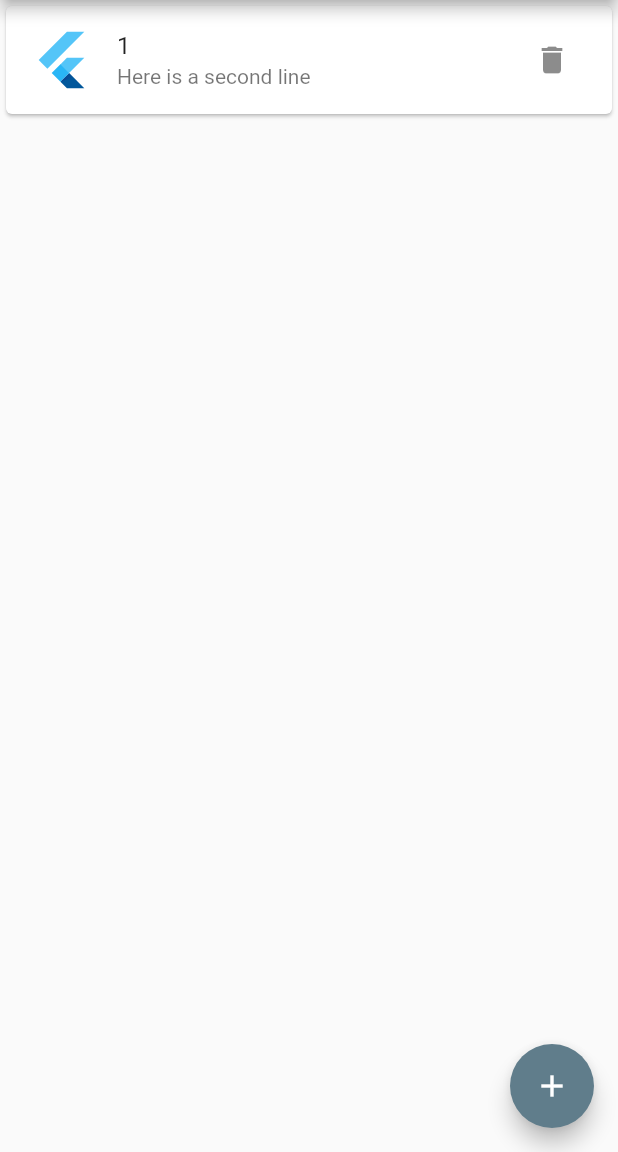
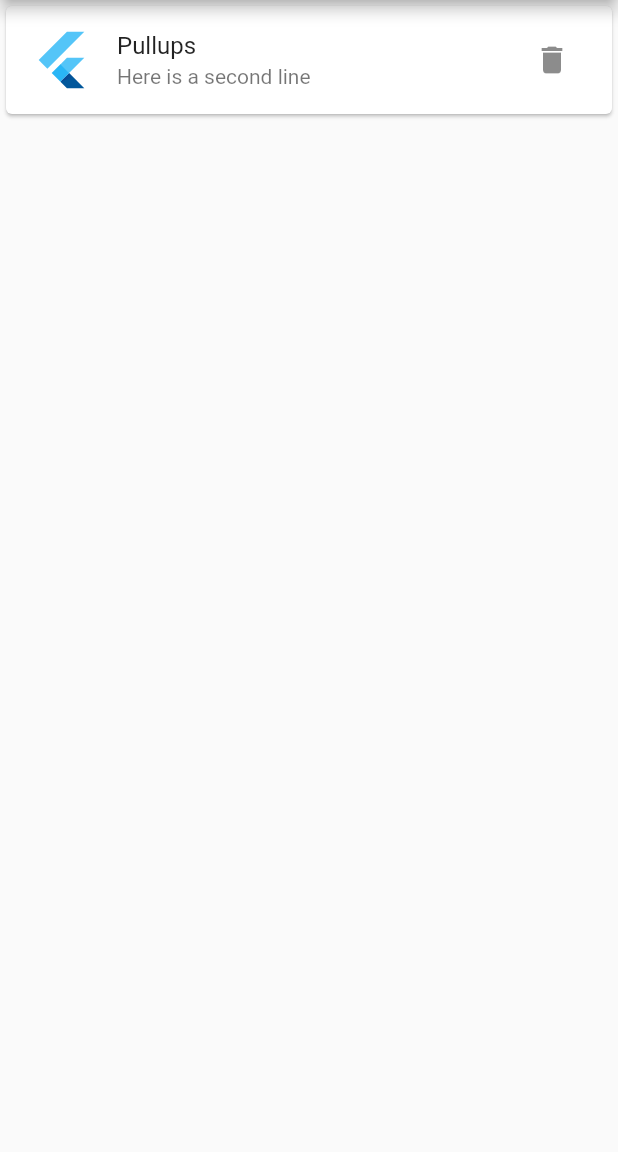
Before and after one commit to mario-ruoff/minimal-progress-tracker, a Flutter app: the screen it shows after launch, after a tap on the "add" icon, after a tap on the "edit" icon, on a phone screen of 412 x 824 dp, the part 84-1236 px from its top. Run offline on Flutter 3.47's test engine with Material 2 defaults, Android fonts, the phone set to English and light mode, and no system bars.

```diff
--- a/lib/main.dart
+++ b/lib/main.dart
@@ -1,11 +1,11 @@
 import 'package:flutter/material.dart';
 
 void main() {
-  runApp(const MyApp());
+  runApp(const ProgressTracker());
 }
 
-class MyApp extends StatelessWidget {
-  const MyApp({super.key});
+class ProgressTracker extends StatelessWidget {
+  const ProgressTracker({super.key});
 
   @override
   Widget build(BuildContext context) {
@@ -14,28 +14,27 @@ class MyApp extends StatelessWidget {
       theme: ThemeData(
         primarySwatch: Colors.blueGrey,
       ),
-      home: const MyHomePage(title: 'Minimal Progress Tracker'),
+      home: const MainPage(title: 'Minimal Progress Tracker'),
     );
   }
 }
 
-class MyHomePage extends StatefulWidget {
-  const MyHomePage({super.key, required this.title});
+class MainPage extends StatefulWidget {
+  const MainPage({super.key, required this.title});
 
   final String title;
 
   @override
-  State<MyHomePage> createState() => _MyHomePageState();
+  State<MainPage> createState() => _MainPageState();
 }
 
-class _MyHomePageState extends State<MyHomePage> {
-  final _data = <int>[];
-  var _editMode = false;
+class _MainPageState extends State<MainPage> {
+  final List _data = <List>[];
+  bool _editMode = false;
 
   void _addExercise() {
     setState(() {
-      final nextValue = _data.isNotEmpty ? _data[_data.length - 1] + 1 : 1;
-      _data.add(nextValue);
+      _data.add(['Pullups', 0]);
     });
   }
 
@@ -56,19 +55,19 @@ class _MyHomePageState extends State<MyHomePage> {
         ],
       ),
       body: ListView.builder(
-          scrollDirection: Axis.vertical,
-          shrinkWrap: true,
           itemCount: _data.length,
           itemBuilder: (context, index) {
-            final value = _data[index];
+            final exercise = _data[index][0];
+            final value = _data[index][1];
             return Card(
                 child: ListTile(
               leading: const FlutterLogo(size: 42.0),
-              title: Text('$value'),
+              title: Text('$exercise'),
               subtitle: const Text('Here is a second line'),
-              trailing: Row(mainAxisSize: MainAxisSize.min, children: <Widget>[
+              trailing: _editMode
+                  ? Row(mainAxisSize: MainAxisSize.min, children: <Widget>[
                       IconButton(
-                  icon: Icon(_editMode ? Icons.delete : Icons.more_vert),
+                        icon: const Icon(Icons.delete),
                         onPressed: _editMode
                             ? () {
                                 setState(() {
@@ -77,10 +76,45 @@ class _MyHomePageState extends State<MyHomePage> {
                               }
                             : null,
                       )
+                    ])
+                  : Row(mainAxisSize: MainAxisSize.min, children: <Widget>[
+                      IconButton(
+                        icon: const Icon(Icons.remove),
+                        disabledColor: Colors.grey.shade300,
+                        onPressed: value <= 0
+                            ? null
+                            : () {
+                                setState(() {
+                                  _data[index][1] = value - 1;
+                                });
+                              },
+                      ),
+                      SizedBox(
+                        width: 22,
+                        child: Text(
+                          '${_data[index][1]}',
+                          style: TextStyle(
+                              fontSize: 18, color: Colors.grey.shade700),
+                          textAlign: TextAlign.center,
+                        ),
+                      ),
+                      IconButton(
+                        icon: const Icon(Icons.add),
+                        disabledColor: Colors.grey.shade300,
+                        onPressed: value >= 100
+                            ? null
+                            : () {
+                                setState(() {
+                                  _data[index][1] = value + 1;
+                                });
+                              },
+                      ),
                     ]),
             ));
           }),
-      floatingActionButton: FloatingActionButton(
+      floatingActionButton: _editMode
+          ? null
+          : FloatingActionButton(
               onPressed: _addExercise,
               tooltip: 'Add Exercise',
               child: const Icon(Icons.add),
--- a/pubspec.yaml
+++ b/pubspec.yaml
@@ -36,6 +36,7 @@ dependencies:
   # The following adds the Cupertino Icons font to your application.
   # Use with the CupertinoIcons class for iOS style icons.
   cupertino_icons: ^1.0.2
+  shared_preferences: ^2.0.15
 
 dev_dependencies:
   flutter_test:
```
Also changed, not shown: pubspec.lock, 2 other files. Lines whose indentation alone changed are shown as unchanged.
